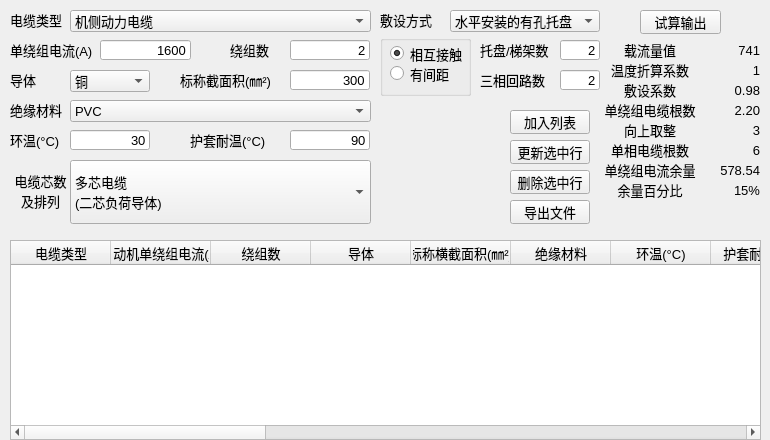
First picture: the form in ui/PowerCableForm.ui, repository LeeZhang1979/UniTools, before the edit.
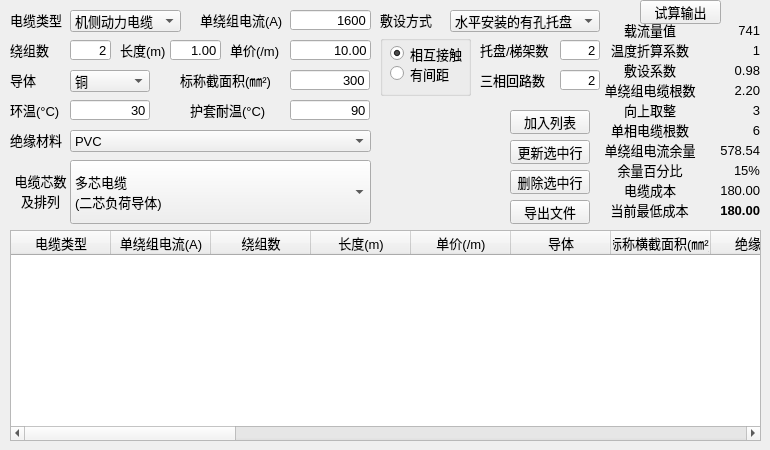
Second picture: the form after the edit.

```diff
--- a/ui/PowerCableForm.ui
+++ b/ui/PowerCableForm.ui
@@ -7,13 +7,13 @@
     <x>0</x>
     <y>0</y>
     <width>770</width>
-    <height>440</height>
+    <height>450</height>
    </rect>
   </property>
   <property name="minimumSize">
    <size>
     <width>770</width>
-    <height>440</height>
+    <height>450</height>
    </size>
   </property>
   <property name="maximumSize">
@@ -134,9 +134,9 @@
   <widget class="QLabel" name="lblI02">
    <property name="geometry">
     <rect>
-     <x>10</x>
-     <y>40</y>
-     <width>101</width>
+     <x>200</x>
+     <y>10</y>
+     <width>91</width>
      <height>20</height>
     </rect>
    </property>
@@ -156,9 +156,9 @@
   <widget class="QLineEdit" name="lineEEC">
    <property name="geometry">
     <rect>
-     <x>100</x>
-     <y>40</y>
-     <width>91</width>
+     <x>290</x>
+     <y>10</y>
+     <width>81</width>
      <height>20</height>
     </rect>
    </property>
@@ -186,7 +186,7 @@
     <rect>
      <x>70</x>
      <y>10</y>
-     <width>301</width>
+     <width>111</width>
      <height>22</height>
     </rect>
    </property>
@@ -270,7 +270,7 @@
    <property name="geometry">
     <rect>
      <x>10</x>
-     <y>100</y>
+     <y>130</y>
      <width>60</width>
      <height>20</height>
     </rect>
@@ -292,7 +292,7 @@
    <property name="geometry">
     <rect>
      <x>70</x>
-     <y>100</y>
+     <y>130</y>
      <width>301</width>
      <height>22</height>
     </rect>
@@ -328,7 +328,7 @@
    <property name="geometry">
     <rect>
      <x>190</x>
-     <y>130</y>
+     <y>100</y>
      <width>91</width>
      <height>20</height>
     </rect>
@@ -350,7 +350,7 @@
    <property name="geometry">
     <rect>
      <x>290</x>
-     <y>130</y>
+     <y>100</y>
      <width>80</width>
      <height>20</height>
     </rect>
@@ -456,7 +456,7 @@
   <widget class="QLabel" name="lblI08">
    <property name="geometry">
     <rect>
-     <x>230</x>
+     <x>10</x>
      <y>40</y>
      <width>51</width>
      <height>20</height>
@@ -478,9 +478,9 @@
   <widget class="QLineEdit" name="lineEWings">
    <property name="geometry">
     <rect>
-     <x>290</x>
+     <x>70</x>
      <y>40</y>
-     <width>80</width>
+     <width>41</width>
      <height>20</height>
     </rect>
    </property>
@@ -526,7 +526,7 @@
    <property name="geometry">
     <rect>
      <x>10</x>
-     <y>130</y>
+     <y>100</y>
      <width>51</width>
      <height>20</height>
     </rect>
@@ -548,7 +548,7 @@
    <property name="geometry">
     <rect>
      <x>70</x>
-     <y>130</y>
+     <y>100</y>
      <width>80</width>
      <height>20</height>
     </rect>
@@ -764,7 +764,7 @@
    <property name="geometry">
     <rect>
      <x>600</x>
-     <y>100</y>
+     <y>80</y>
      <width>100</width>
      <height>20</height>
     </rect>
@@ -789,7 +789,7 @@
    <property name="geometry">
     <rect>
      <x>600</x>
-     <y>140</y>
+     <y>120</y>
      <width>100</width>
      <height>20</height>
     </rect>
@@ -811,7 +811,7 @@
    <property name="geometry">
     <rect>
      <x>600</x>
-     <y>120</y>
+     <y>100</y>
      <width>100</width>
      <height>20</height>
     </rect>
@@ -836,7 +836,7 @@
    <property name="geometry">
     <rect>
      <x>600</x>
-     <y>160</y>
+     <y>140</y>
      <width>100</width>
      <height>20</height>
     </rect>
@@ -858,7 +858,7 @@
    <property name="geometry">
     <rect>
      <x>600</x>
-     <y>180</y>
+     <y>160</y>
      <width>100</width>
      <height>20</height>
     </rect>
@@ -880,7 +880,7 @@
    <property name="geometry">
     <rect>
      <x>700</x>
-     <y>100</y>
+     <y>80</y>
      <width>60</width>
      <height>20</height>
     </rect>
@@ -902,7 +902,7 @@
    <property name="geometry">
     <rect>
      <x>700</x>
-     <y>120</y>
+     <y>100</y>
      <width>60</width>
      <height>20</height>
     </rect>
@@ -924,7 +924,7 @@
    <property name="geometry">
     <rect>
      <x>700</x>
-     <y>140</y>
+     <y>120</y>
      <width>60</width>
      <height>20</height>
     </rect>
@@ -946,7 +946,7 @@
    <property name="geometry">
     <rect>
      <x>700</x>
-     <y>160</y>
+     <y>140</y>
      <width>60</width>
      <height>20</height>
     </rect>
@@ -968,7 +968,7 @@
    <property name="geometry">
     <rect>
      <x>700</x>
-     <y>180</y>
+     <y>160</y>
      <width>60</width>
      <height>20</height>
     </rect>
@@ -993,9 +993,9 @@
    <property name="geometry">
     <rect>
      <x>10</x>
-     <y>240</y>
+     <y>230</y>
      <width>751</width>
-     <height>200</height>
+     <height>211</height>
     </rect>
    </property>
    <property name="font">
@@ -1007,9 +1007,24 @@
    <property name="editTriggers">
     <set>QAbstractItemView::NoEditTriggers</set>
    </property>
+   <property name="alternatingRowColors">
+    <bool>true</bool>
+   </property>
+   <property name="selectionMode">
+    <enum>QAbstractItemView::SingleSelection</enum>
+   </property>
    <property name="selectionBehavior">
     <enum>QAbstractItemView::SelectRows</enum>
    </property>
+   <property name="textElideMode">
+    <enum>Qt::ElideMiddle</enum>
+   </property>
+   <property name="sortingEnabled">
+    <bool>false</bool>
+   </property>
+   <property name="rowCount">
+    <number>0</number>
+   </property>
    <column>
     <property name="text">
      <string>电缆类型</string>
@@ -1017,7 +1032,7 @@
    </column>
    <column>
     <property name="text">
-     <string>发动机单绕组电流(A)</string>
+     <string>单绕组电流(A)</string>
     </property>
    </column>
    <column>
@@ -1025,6 +1040,16 @@
      <string>绕组数</string>
     </property>
    </column>
+   <column>
+    <property name="text">
+     <string>长度(m)</string>
+    </property>
+   </column>
+   <column>
+    <property name="text">
+     <string>单价(/m)</string>
+    </property>
+   </column>
    <column>
     <property name="text">
      <string>导体</string>
@@ -1052,7 +1077,7 @@
    </column>
    <column>
     <property name="text">
-     <string>电缆芯数排列</string>
+     <string>电缆芯数及排列</string>
     </property>
    </column>
    <column>
@@ -1082,7 +1107,7 @@
    </column>
    <column>
     <property name="text">
-     <string>折算系数</string>
+     <string>温度折算系数</string>
     </property>
    </column>
    <column>
@@ -1115,12 +1140,17 @@
      <string>余量百分比</string>
     </property>
    </column>
+   <column>
+    <property name="text">
+     <string>电缆成本</string>
+    </property>
+   </column>
   </widget>
   <widget class="QPushButton" name="btnCalculation">
    <property name="geometry">
     <rect>
      <x>640</x>
-     <y>10</y>
+     <y>0</y>
      <width>81</width>
      <height>24</height>
     </rect>
@@ -1214,7 +1244,7 @@
   <widget class="QLabel" name="lblLayingImg">
    <property name="geometry">
     <rect>
-     <x>390</x>
+     <x>380</x>
      <y>110</y>
      <width>111</width>
      <height>113</height>
@@ -1258,7 +1288,7 @@
    <property name="geometry">
     <rect>
      <x>700</x>
-     <y>40</y>
+     <y>20</y>
      <width>60</width>
      <height>20</height>
     </rect>
@@ -1280,7 +1310,7 @@
    <property name="geometry">
     <rect>
      <x>600</x>
-     <y>40</y>
+     <y>20</y>
      <width>100</width>
      <height>20</height>
     </rect>
@@ -1305,7 +1335,7 @@
    <property name="geometry">
     <rect>
      <x>600</x>
-     <y>60</y>
+     <y>40</y>
      <width>100</width>
      <height>20</height>
     </rect>
@@ -1330,7 +1360,7 @@
    <property name="geometry">
     <rect>
      <x>700</x>
-     <y>60</y>
+     <y>40</y>
      <width>60</width>
      <height>20</height>
     </rect>
@@ -1352,7 +1382,7 @@
    <property name="geometry">
     <rect>
      <x>600</x>
-     <y>80</y>
+     <y>60</y>
      <width>100</width>
      <height>20</height>
     </rect>
@@ -1377,7 +1407,7 @@
    <property name="geometry">
     <rect>
      <x>700</x>
-     <y>80</y>
+     <y>60</y>
      <width>60</width>
      <height>20</height>
     </rect>
@@ -1395,6 +1425,208 @@
     <set>Qt::AlignRight|Qt::AlignTrailing|Qt::AlignVCenter</set>
    </property>
   </widget>
+  <widget class="QLabel" name="lblI13">
+   <property name="geometry">
+    <rect>
+     <x>120</x>
+     <y>40</y>
+     <width>51</width>
+     <height>20</height>
+    </rect>
+   </property>
+   <property name="font">
+    <font>
+     <family>Microsoft YaHei UI</family>
+     <pointsize>10</pointsize>
+    </font>
+   </property>
+   <property name="text">
+    <string>长度(m)</string>
+   </property>
+   <property name="buddy">
+    <cstring>lineELong</cstring>
+   </property>
+  </widget>
+  <widget class="QLineEdit" name="lineELong">
+   <property name="geometry">
+    <rect>
+     <x>170</x>
+     <y>40</y>
+     <width>51</width>
+     <height>20</height>
+    </rect>
+   </property>
+   <property name="font">
+    <font>
+     <family>Microsoft YaHei UI</family>
+     <pointsize>10</pointsize>
+    </font>
+   </property>
+   <property name="inputMask">
+    <string/>
+   </property>
+   <property name="text">
+    <string>1.00</string>
+   </property>
+   <property name="maxLength">
+    <number>8</number>
+   </property>
+   <property name="alignment">
+    <set>Qt::AlignRight|Qt::AlignTrailing|Qt::AlignVCenter</set>
+   </property>
+  </widget>
+  <widget class="QLabel" name="lblI14">
+   <property name="geometry">
+    <rect>
+     <x>230</x>
+     <y>40</y>
+     <width>61</width>
+     <height>20</height>
+    </rect>
+   </property>
+   <property name="font">
+    <font>
+     <family>Microsoft YaHei UI</family>
+     <pointsize>10</pointsize>
+    </font>
+   </property>
+   <property name="text">
+    <string>单价(/m)</string>
+   </property>
+   <property name="buddy">
+    <cstring>lineEPrice</cstring>
+   </property>
+  </widget>
+  <widget class="QLineEdit" name="lineEPrice">
+   <property name="geometry">
+    <rect>
+     <x>290</x>
+     <y>40</y>
+     <width>81</width>
+     <height>20</height>
+    </rect>
+   </property>
+   <property name="font">
+    <font>
+     <family>Microsoft YaHei UI</family>
+     <pointsize>10</pointsize>
+    </font>
+   </property>
+   <property name="inputMask">
+    <string/>
+   </property>
+   <property name="text">
+    <string>10.00</string>
+   </property>
+   <property name="maxLength">
+    <number>8</number>
+   </property>
+   <property name="alignment">
+    <set>Qt::AlignRight|Qt::AlignTrailing|Qt::AlignVCenter</set>
+   </property>
+  </widget>
+  <widget class="QLabel" name="lblOCost">
+   <property name="geometry">
+    <rect>
+     <x>700</x>
+     <y>180</y>
+     <width>60</width>
+     <height>20</height>
+    </rect>
+   </property>
+   <property name="font">
+    <font>
+     <family>Microsoft YaHei UI</family>
+     <pointsize>10</pointsize>
+    </font>
+   </property>
+   <property name="text">
+    <string>180.00</string>
+   </property>
+   <property name="alignment">
+    <set>Qt::AlignRight|Qt::AlignTrailing|Qt::AlignVCenter</set>
+   </property>
+   <property name="wordWrap">
+    <bool>true</bool>
+   </property>
+  </widget>
+  <widget class="QLabel" name="lblO09">
+   <property name="geometry">
+    <rect>
+     <x>600</x>
+     <y>180</y>
+     <width>100</width>
+     <height>20</height>
+    </rect>
+   </property>
+   <property name="font">
+    <font>
+     <family>Microsoft YaHei UI</family>
+     <pointsize>10</pointsize>
+    </font>
+   </property>
+   <property name="text">
+    <string>电缆成本</string>
+   </property>
+   <property name="alignment">
+    <set>Qt::AlignCenter</set>
+   </property>
+  </widget>
+  <widget class="QLabel" name="lblOLowestCost">
+   <property name="geometry">
+    <rect>
+     <x>700</x>
+     <y>200</y>
+     <width>60</width>
+     <height>20</height>
+    </rect>
+   </property>
+   <property name="font">
+    <font>
+     <family>Microsoft YaHei UI</family>
+     <pointsize>10</pointsize>
+     <weight>75</weight>
+     <italic>false</italic>
+     <bold>true</bold>
+     <underline>false</underline>
+     <strikeout>false</strikeout>
+    </font>
+   </property>
+   <property name="text">
+    <string>180.00</string>
+   </property>
+   <property name="textFormat">
+    <enum>Qt::AutoText</enum>
+   </property>
+   <property name="alignment">
+    <set>Qt::AlignRight|Qt::AlignTrailing|Qt::AlignVCenter</set>
+   </property>
+   <property name="wordWrap">
+    <bool>true</bool>
+   </property>
+  </widget>
+  <widget class="QLabel" name="lblO10">
+   <property name="geometry">
+    <rect>
+     <x>599</x>
+     <y>200</y>
+     <width>101</width>
+     <height>20</height>
+    </rect>
+   </property>
+   <property name="font">
+    <font>
+     <family>Microsoft YaHei UI</family>
+     <pointsize>10</pointsize>
+    </font>
+   </property>
+   <property name="text">
+    <string>当前最低成本</string>
+   </property>
+   <property name="alignment">
+    <set>Qt::AlignCenter</set>
+   </property>
+  </widget>
  </widget>
  <tabstops>
   <tabstop>cmbPCType</tabstop>
```
Left out of the diff: 17 changed lines with no effect on the pictures.
